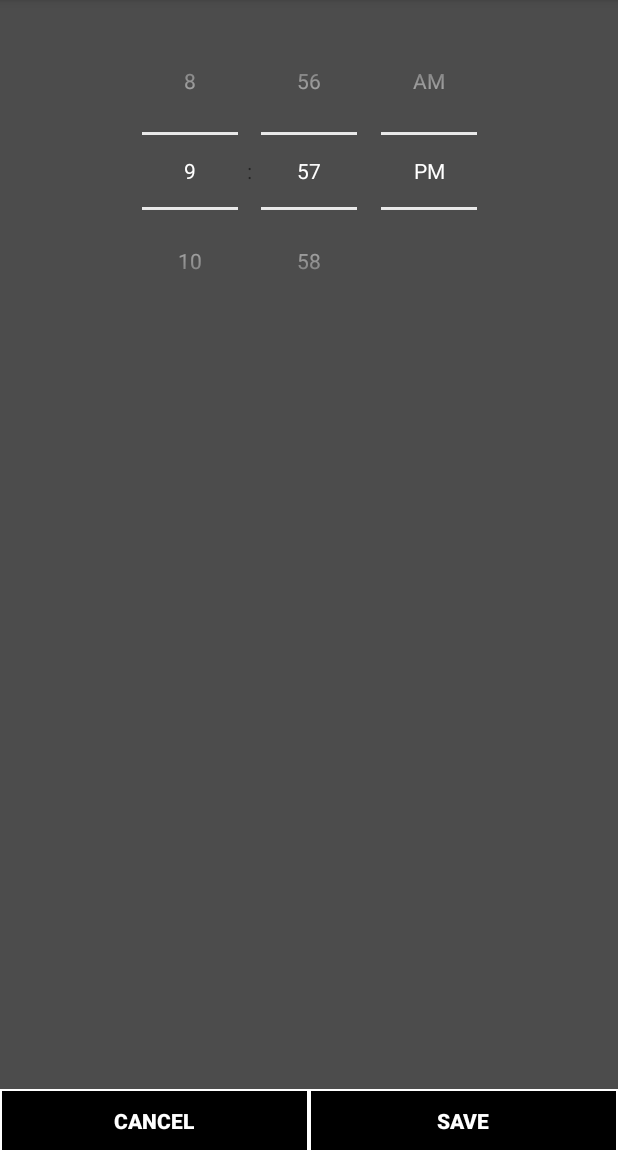
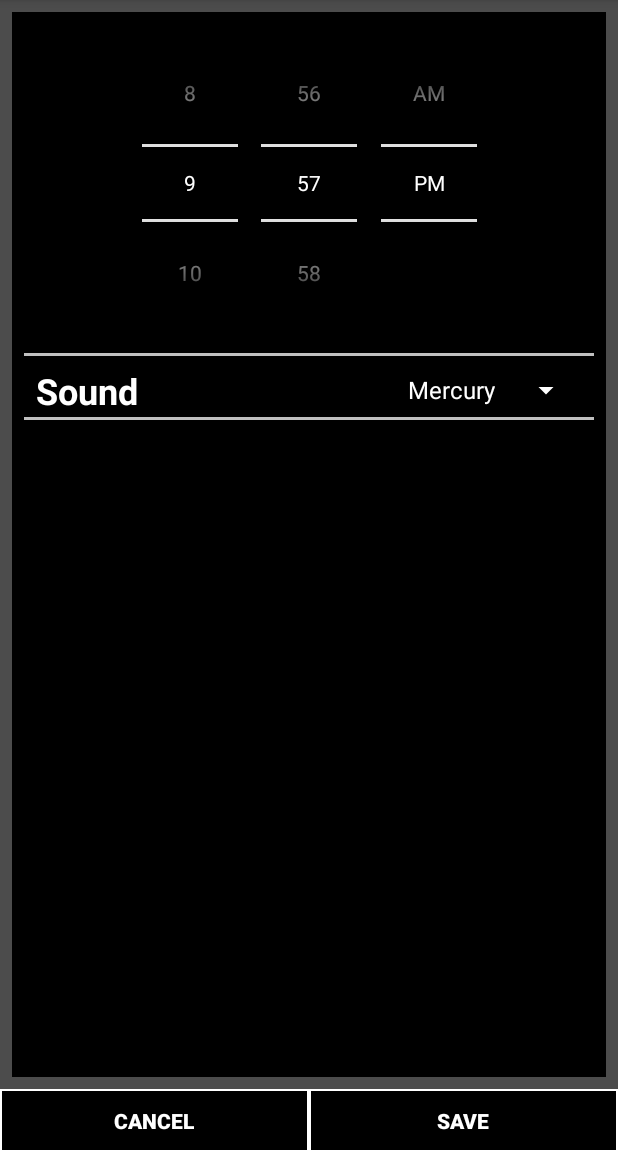
Before and after one commit to topoftheyear/QR-Alarm-Clock, an Android app: the screen it shows after launch (AlarmSettingsActivity), after a tap on "3:00", on a phone screen of 412 x 824 dp, the part 84-1236 px from its top. Run offline under Robolectric (Android 15) with nearby library versions, the phone set to English and light mode, and no system bars.

Commit message:
Added Spinner for alarm sounds

```diff
--- a/app/src/main/java/crundle/qralarmclock/MockData.java
+++ b/app/src/main/java/crundle/qralarmclock/MockData.java
@@ -4,6 +4,10 @@ import java.lang.reflect.Array;
 import java.util.ArrayList;
 import java.util.List;
 
+/*
+ * This is just a temporary class for testing.
+ * It will eventually get replaced by proper files n stuff.
+ */
 public class MockData {
     public static List<Alarm> getMockAlarms(){
         ArrayList<Alarm> alarms = new ArrayList<Alarm>();
@@ -12,11 +16,14 @@ public class MockData {
 
         Alarm alarm1 = new Alarm();
         alarm1.setAlarmTime("3:00");
+        alarm1.setActive(true);
         alarms.add(alarm1);
 
         Alarm alarm2 = new Alarm();
         alarm2.setAlarmTime("12:30");
+        alarm2.setActive(false);
         alarms.add(alarm2);
+
 
         return alarms;
     }
--- a/app/src/main/res/layout/activity_alarm_settings.xml
+++ b/app/src/main/res/layout/activity_alarm_settings.xml
@@ -7,43 +7,122 @@
     android:layout_height="match_parent"
     tools:context=".AlarmSettingsActivity">
 
+    <android.support.constraint.ConstraintLayout xmlns:android="http://schemas.android.com/apk/res/android"
+        xmlns:app="http://schemas.android.com/apk/res-auto"
+        xmlns:tools="http://schemas.android.com/tools"
+        android:layout_width="match_parent"
+        android:layout_height="0dp"
+        android:layout_marginStart="8dp"
+        android:layout_marginTop="8dp"
+        android:layout_marginEnd="8dp"
+        android:layout_marginBottom="8dp"
+        android:background="@color/colorPrimaryDark"
+        app:layout_constraintBottom_toTopOf="@+id/linearLayout"
+        app:layout_constraintEnd_toEndOf="parent"
+        app:layout_constraintStart_toStartOf="parent"
+        app:layout_constraintTop_toTopOf="parent"
+        tools:context=".AlarmSettingsActivity">
+
+        <!-- TimePicker -->
         <TimePicker
             android:id="@+id/timePicker1"
-            android:timePickerMode="spinner"
             android:layout_width="wrap_content"
             android:layout_height="wrap_content"
+            android:layout_marginStart="8dp"
+            android:layout_marginTop="8dp"
+            android:layout_marginEnd="8dp"
+            android:timePickerMode="spinner"
             app:layout_constraintEnd_toEndOf="parent"
             app:layout_constraintStart_toStartOf="parent"
+            app:layout_constraintTop_toTopOf="parent" />
+
+
+        <View
+            android:layout_width="fill_parent"
+            android:layout_height="2dp"
             android:layout_marginStart="8dp"
+            android:layout_marginTop="1dp"
             android:layout_marginEnd="8dp"
-            android:layout_marginTop="8dp"
-            app:layout_constraintTop_toTopOf="parent"/>
+            android:layout_marginBottom="1dp"
+            android:background="#c0c0c0"
+            app:layout_constraintBottom_toTopOf="@+id/frameLayout"
+            app:layout_constraintEnd_toEndOf="parent"
+            app:layout_constraintStart_toStartOf="parent"
+            app:layout_constraintTop_toBottomOf="@+id/timePicker1" />
 
+        <!-- Sound -->
+        <FrameLayout
+            android:id="@+id/frameLayout"
+            android:layout_width="match_parent"
+            android:layout_height="wrap_content"
+            android:layout_marginStart="16dp"
+            android:layout_marginTop="16dp"
+            android:layout_marginEnd="16dp"
+            app:layout_constraintEnd_toEndOf="parent"
+            app:layout_constraintHorizontal_bias="0.0"
+            app:layout_constraintStart_toStartOf="parent"
+            app:layout_constraintTop_toBottomOf="@+id/timePicker1">
+
+            <TextView
+                android:layout_width="wrap_content"
+                android:layout_height="wrap_content"
+                android:text="Sound"
+                android:textColor="@android:color/white"
+                android:textSize="24sp"
+                android:textStyle="bold" />
+
+            <!-- Sounds selector -->
+            <Spinner
+                android:id="@+id/spinner"
+                android:layout_width="wrap_content"
+                android:layout_height="match_parent"
+                android:layout_gravity="center_vertical|end"
+                android:entries="@array/sounds_array" />
+        </FrameLayout>
+
+        <View
+            android:layout_width="fill_parent"
+            android:layout_height="2dp"
+            android:layout_marginStart="8dp"
+            android:layout_marginTop="1dp"
+            android:layout_marginEnd="8dp"
+            android:background="#c0c0c0"
+            app:layout_constraintEnd_toEndOf="parent"
+            app:layout_constraintStart_toStartOf="parent"
+            app:layout_constraintTop_toBottomOf="@+id/frameLayout" />
+
+    </android.support.constraint.ConstraintLayout>
+
+
+    <!-- Cancel & Save Buttons -->
     <LinearLayout
+        android:id="@+id/linearLayout"
+        android:layout_width="match_parent"
+        android:layout_height="42dp"
         android:gravity="bottom"
-            android:layout_width="match_parent"
-            android:layout_height="42dp" app:layout_constraintEnd_toEndOf="parent"
-            app:layout_constraintStart_toStartOf="parent"
-            app:layout_constraintBottom_toBottomOf="parent">
+        app:layout_constraintBottom_toBottomOf="parent"
+        app:layout_constraintEnd_toEndOf="parent"
+        app:layout_constraintStart_toStartOf="parent">
 
         <Button
-                android:text="Cancel"
-                android:onClick="cancel"
+            android:id="@+id/btnCancel"
             android:layout_width="wrap_content"
             android:layout_height="wrap_content"
-                android:id="@+id/btnCancel"
             android:layout_weight="1"
             android:background="@drawable/button_border"
-                android:textStyle="bold"/>
+            android:onClick="cancel"
+            android:text="Cancel"
+            android:textStyle="bold" />
+
         <Button
-                android:text="Save"
-                android:onClick="save"
+            android:id="@+id/btnSave"
             android:layout_width="wrap_content"
             android:layout_height="wrap_content"
-                android:id="@+id/btnSave"
             android:layout_weight="1"
             android:background="@drawable/button_border"
-                android:textStyle="bold"/>
+            android:onClick="save"
+            android:text="Save"
+            android:textStyle="bold" />
     </LinearLayout>
 
 </android.support.constraint.ConstraintLayout>
--- /dev/null
+++ b/app/src/main/res/values/mock_sounds.xml
@@ -0,0 +1,13 @@
+<?xml version="1.0" encoding="utf-8"?>
+<resources>
+    <string-array name="sounds_array">
+        <item>Mercury</item>
+        <item>Venus</item>
+        <item>Earth</item>
+        <item>Mars</item>
+        <item>Jupiter</item>
+        <item>Saturn</item>
+        <item>Uranus</item>
+        <item>Neptune</item>
+    </string-array>
+</resources>
```
Also changed, not shown: app/src/main/java/crundle/qralarmclock/AlarmSettingsActivity.java (+16 -0 lines). Lines whose indentation alone changed are shown as unchanged.
